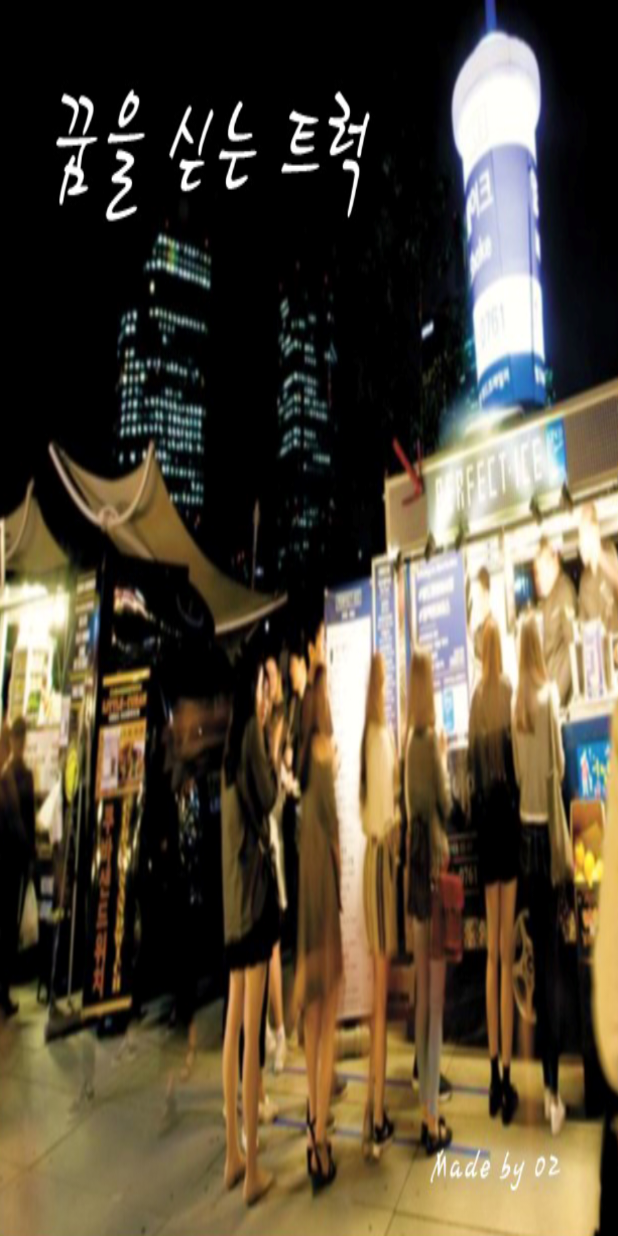
After one commit to lee-sunmin/NaverTest, an Android app: the IntroActivity screen opened directly, with no data from a screen before it, on a phone screen of 412 x 824 dp. The commit adds this screen. Run offline under Robolectric (Android 15) with nearby library versions, the phone set to English and light mode, and no system bars.

Commit message:
add tool bar button , intro activity / change tool bar color and text

```diff
--- a/app/src/main/AndroidManifest.xml
+++ b/app/src/main/AndroidManifest.xml
@@ -17,7 +17,7 @@
         android:label="@string/app_name"
         android:supportsRtl="true"
         android:theme="@style/AppTheme">
-        <activity android:name=".MainActivity">
+        <activity android:name=".IntroActivity">
             <intent-filter>
                 <action android:name="android.intent.action.MAIN" />
 
@@ -30,6 +30,8 @@
         <activity
             android:name=".InfoActivity"
             android:theme="@style/MyDialogStyle"></activity>
+        <activity
+            android:name=".MainActivity"></activity>
     </application>
 
 </manifest>
--- /dev/null
+++ b/app/src/main/java/com/example/hongssang/navertest/IntroActivity.java
@@ -0,0 +1,28 @@
+package com.example.hongssang.navertest;
+
+import android.app.Activity;
+import android.content.Intent;
+import android.os.Bundle;
+import android.os.Handler;
+
+/**
+ * Created by 22 on 2016-10-01.
+ */
+
+public class IntroActivity extends Activity {
+    /**
+     * Called when the activity is first created.
+     */
+    @Override
+    public void onCreate(Bundle savedInstanceState) {
+        super.onCreate(savedInstanceState);
+        setContentView(R.layout.activity_intro);
+        Handler handler = new Handler();
+        handler.postDelayed(new Runnable() {
+            public void run() {
+                startActivity(new Intent(getApplication(),MainActivity.class));
+                IntroActivity.this.finish();
+            }
+        }, 2000);
+    }
+}
--- /dev/null
+++ b/app/src/main/res/layout/activity_intro.xml
@@ -0,0 +1,8 @@
+<?xml version="1.0" encoding="utf-8"?>
+<LinearLayout xmlns:android="http://schemas.android.com/apk/res/android"
+    android:orientation="vertical"
+    android:layout_width="match_parent"
+    android:layout_height="match_parent"
+    android:background="@drawable/background"
+    >
+</LinearLayout>
--- a/app/src/main/res/values/strings.xml
+++ b/app/src/main/res/values/strings.xml
@@ -1,5 +1,5 @@
 <resources>
-    <string name="app_name">NaverTest</string>
+    <string name="app_name">꿈을 싣는 트럭</string>
 
     <!-- TODO: Remove or change this placeholder text -->
     <string name="hello_blank_fragment">Hello blank fragment</string>
@@ -7,4 +7,5 @@
     <string name="hint_name">상호 이름을 입력하세요.</string>
     <string name="hint_call">전화번호를 입력하세요.</string>
     <string name="hint_menu">메뉴를 입력하세요.</string>
+
 </resources>
```
Also changed, not shown: app/src/main/java/com/example/hongssang/navertest/MainActivity.java (+13 -9 lines), app/src/main/res/layout/activity_main.xml (+17 -18 lines), app/src/main/res/drawable/background.png (added), app/src/main/res/drawable/search.png (added).
